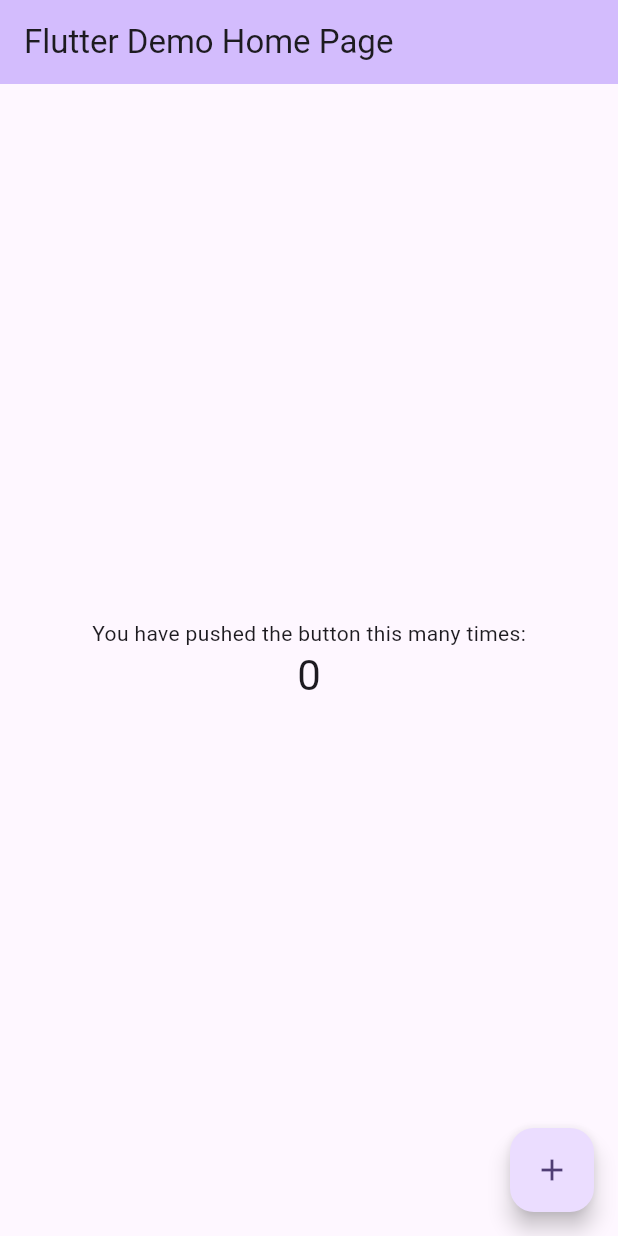
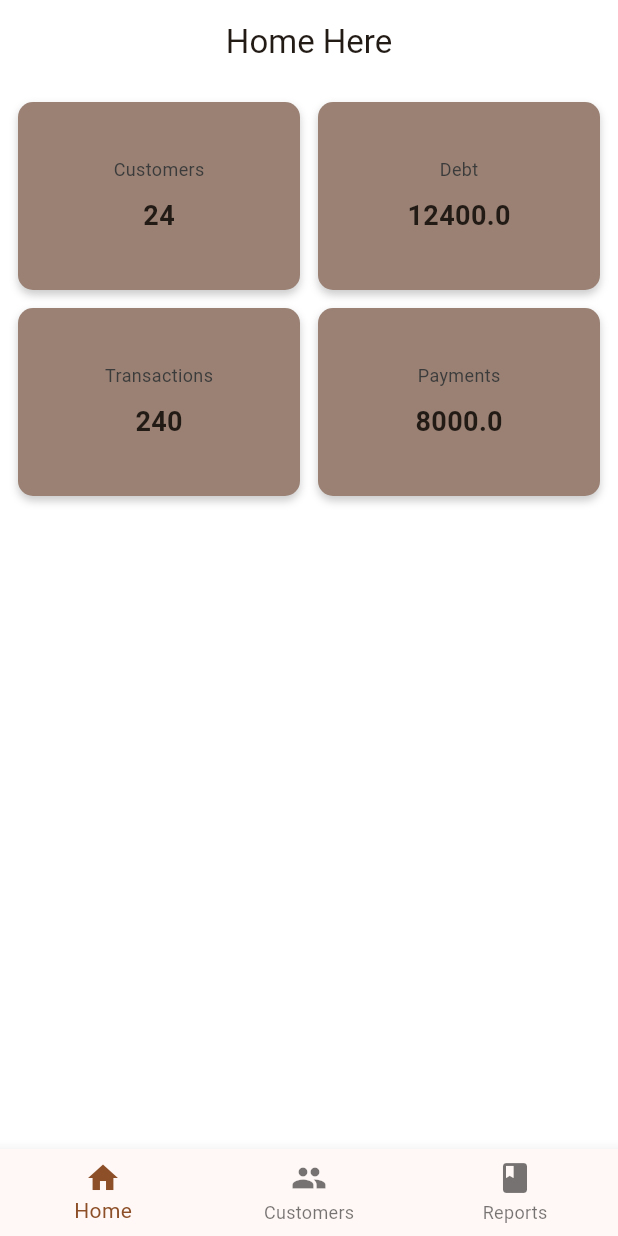
Before and after one commit to WazhmaHakimi/KitabchaHisab, a Flutter app: the screen it shows after launch, on a phone screen of 412 x 824 dp. Run offline on Flutter 3.47's test engine with Material 3 defaults, Android fonts, the phone set to English and light mode, and no system bars.

Commit message:
Dashboard and Customer's Card widget and Data, also model for Customer added.

```diff
--- /dev/null
+++ b/lib/data/customer_data.dart
@@ -0,0 +1,9 @@
+import 'package:kitabcha_hisab/models/customer.dart';
+
+class CustomerData {
+  static List<Customer> customers = [
+    Customer(id: '1', name: 'Ahmad', phone: '0273094702', address: 'Kabul', debt: 340),
+    Customer(id: '2', name: 'Ali', phone: '0829347923', address: 'Kabul', debt: 840),
+    Customer(id: '3', name: 'Sana', phone: '0273492723', address: 'Kabul', debt: 400),
+  ];
+}
--- /dev/null
+++ b/lib/data/dashboard_data.dart
@@ -0,0 +1,6 @@
+class DashboardData {
+  static int totalCustomers = 24;
+  static double totalDebt = 12400;
+  static int totalTransactions = 240;
+  static double totalPayments = 8000;
+}
--- a/lib/main.dart
+++ b/lib/main.dart
@@ -1,122 +1,32 @@
 import 'package:flutter/material.dart';
+import 'package:kitabcha_hisab/screens/main_screen.dart';
+import 'package:kitabcha_hisab/utils/constants.dart';
 
 void main() {
-  runApp(const MyApp());
+  runApp(const KitabchaHisab());
 }
 
-class MyApp extends StatelessWidget {
-  const MyApp({super.key});
+class KitabchaHisab extends StatelessWidget {
+  const KitabchaHisab({super.key});
 
-  // This widget is the root of your application.
   @override
   Widget build(BuildContext context) {
     return MaterialApp(
-      title: 'Flutter Demo',
+      debugShowCheckedModeBanner: false,
+      title: 'Kitabcha Hisab',
       theme: ThemeData(
-        // This is the theme of your application.
-        //
-        // TRY THIS: Try running your application with "flutter run". You'll see
-        // the application has a purple toolbar. Then, without quitting the app,
-        // try changing the seedColor in the colorScheme below to Colors.green
-        // and then invoke "hot reload" (save your changes or press the "hot
-        // reload" button in a Flutter-supported IDE, or press "r" if you used
-        // the command line to start the app).
-        //
-        // Notice that the counter didn't reset back to zero; the application
-        // state is not lost during the reload. To reset the state, use hot
-        // restart instead.
-        //
-        // This works for code too, not just values: Most code changes can be
-        // tested with just a hot reload.
-        colorScheme: .fromSeed(seedColor: Colors.deepPurple),
+        scaffoldBackgroundColor: kWhiteColor,
+
+        colorScheme: ColorScheme.fromSeed(seedColor: kPrimaryColor),
+
+        appBarTheme: const AppBarTheme(
+          backgroundColor: kWhiteColor,
+          elevation: 0,
+          centerTitle: true,
+        ),
       ),
-      home: const MyHomePage(title: 'Flutter Demo Home Page'),
+
+      home: const MainScreen(),
     );
   }
 }
-
-class MyHomePage extends StatefulWidget {
-  const MyHomePage({super.key, required this.title});
-
-  // This widget is the home page of your application. It is stateful, meaning
-  // that it has a State object (defined below) that contains fields that affect
-  // how it looks.
-
-  // This class is the configuration for the state. It holds the values (in this
-  // case the title) provided by the parent (in this case the App widget) and
-  // used by the build method of the State. Fields in a Widget subclass are
-  // always marked "final".
-
-  final String title;
-
-  @override
-  State<MyHomePage> createState() => _MyHomePageState();
-}
-
-class _MyHomePageState extends State<MyHomePage> {
-  int _counter = 0;
-
-  void _incrementCounter() {
-    setState(() {
-      // This call to setState tells the Flutter framework that something has
-      // changed in this State, which causes it to rerun the build method below
-      // so that the display can reflect the updated values. If we changed
-      // _counter without calling setState(), then the build method would not be
-      // called again, and so nothing would appear to happen.
-      _counter++;
-    });
-  }
-
-  @override
-  Widget build(BuildContext context) {
-    // This method is rerun every time setState is called, for instance as done
-    // by the _incrementCounter method above.
-    //
-    // The Flutter framework has been optimized to make rerunning build methods
-    // fast, so that you can just rebuild anything that needs updating rather
-    // than having to individually change instances of widgets.
-    return Scaffold(
-      appBar: AppBar(
-        // TRY THIS: Try changing the color here to a specific color (to
-        // Colors.amber, perhaps?) and trigger a hot reload to see the AppBar
-        // change color while the other colors stay the same.
-        backgroundColor: Theme.of(context).colorScheme.inversePrimary,
-        // Here we take the value from the MyHomePage object that was created by
-        // the App.build method, and use it to set our appbar title.
-        title: Text(widget.title),
-      ),
-      body: Center(
-        // Center is a layout widget. It takes a single child and positions it
-        // in the middle of the parent.
-        child: Column(
-          // Column is also a layout widget. It takes a list of children and
-          // arranges them vertically. By default, it sizes itself to fit its
-          // children horizontally, and tries to be as tall as its parent.
-          //
-          // Column has various properties to control how it sizes itself and
-          // how it positions its children. Here we use mainAxisAlignment to
-          // center the children vertically; the main axis here is the vertical
-          // axis because Columns are vertical (the cross axis would be
-          // horizontal).
-          //
-          // TRY THIS: Invoke "debug painting" (choose the "Toggle Debug Paint"
-          // action in the IDE, or press "p" in the console), to see the
-          // wireframe for each widget.
-          mainAxisAlignment: .center,
-          children: [
-            const Text('You have pushed the button this many times:'),
-            Text(
-              '$_counter',
-              style: Theme.of(context).textTheme.headlineMedium,
-            ),
-          ],
-        ),
-      ),
-      floatingActionButton: FloatingActionButton(
-        onPressed: _incrementCounter,
-        tooltip: 'Increment',
-        child: const Icon(Icons.add),
-      ),
-    );
-  }
-}
--- /dev/null
+++ b/lib/models/customer.dart
@@ -0,0 +1,15 @@
+class Customer {
+  final String id;
+  final String name;
+  final String phone;
+  final String address;
+  final double debt;
+
+  Customer({
+    required this.id,
+    required this.name,
+    required this.phone,
+    required this.address,
+    required this.debt,
+  });
+}
--- a/lib/screens/customers_screen.dart
+++ b/lib/screens/customers_screen.dart
@@ -0,0 +1,24 @@
+import 'package:flutter/material.dart';
+import 'package:kitabcha_hisab/data/customer_data.dart';
+
+class CustomersScreen extends StatelessWidget {
+  const CustomersScreen({super.key});
+
+  @override
+  Widget build(BuildContext context) {
+    return Scaffold(
+      appBar: AppBar(title: Text('Customers')),
+      body: ListView.builder(
+        itemCount: CustomerData.customers.length,
+        itemBuilder: (context, index) {
+          final customer = CustomerData.customers[index];
+
+          return ListTile(
+            title: Text(customer.name),
+            subtitle: Text(customer.debt.toString()),
+          );
+        },
+      ),
+    );
+  }
+}
--- a/lib/screens/dashboard_screen.dart
+++ b/lib/screens/dashboard_screen.dart
@@ -0,0 +1,31 @@
+import 'package:flutter/material.dart';
+import 'package:kitabcha_hisab/data/dashboard_data.dart';
+import 'package:kitabcha_hisab/widgets/dashboard_card.dart';
+
+class DashboardScreen extends StatelessWidget {
+  const DashboardScreen({super.key});
+
+  @override
+  Widget build(BuildContext context) {
+    return Scaffold(
+      appBar: AppBar(
+        title: Text("Home Here"),
+      ),
+      body: Padding(
+        padding: const EdgeInsets.all(12),
+        child: GridView.count(
+          crossAxisCount: 2,
+          childAspectRatio: 1.5,
+          crossAxisSpacing: 12,
+          mainAxisSpacing: 12,
+          children: [
+            DashboardCard(title: 'Customers', value: DashboardData.totalCustomers.toString()),
+            DashboardCard(title: 'Debt', value: DashboardData.totalDebt.toString()),
+            DashboardCard(title: 'Transactions', value: DashboardData.totalTransactions.toString()),
+            DashboardCard(title: 'Payments', value: DashboardData.totalPayments.toString()),
+          ],
+        ),
+      ),
+    );
+  }
+}
--- a/lib/screens/main_screen.dart
+++ b/lib/screens/main_screen.dart
@@ -0,0 +1,47 @@
+import 'package:flutter/material.dart';
+import 'package:kitabcha_hisab/screens/reports_screen.dart';
+import 'customers_screen.dart';
+import 'dashboard_screen.dart';
+
+class MainScreen extends StatefulWidget {
+  const MainScreen({super.key});
+  @override
+  State<MainScreen> createState() => _MainScreenState();
+}
+
+class _MainScreenState extends State<MainScreen> {
+  int selectedIndex = 0;
+
+  final List<Widget> pages = [
+    const DashboardScreen(),
+    const CustomersScreen(),
+    const ReportsScreen(),
+  ];
+
+  @override
+  Widget build(BuildContext context) {
+    return Scaffold(
+      body: pages[selectedIndex],
+
+      bottomNavigationBar: BottomNavigationBar(
+        currentIndex: selectedIndex,
+        onTap: (index) {
+          setState(() {
+            selectedIndex = index;
+          });
+        },
+        items: [
+          const BottomNavigationBarItem(icon: Icon(Icons.home), label: 'Home'),
+          const BottomNavigationBarItem(
+            icon: Icon(Icons.people),
+            label: 'Customers',
+          ),
+          const BottomNavigationBarItem(
+            icon: Icon(Icons.book),
+            label: 'Reports',
+          ),
+        ],
+      ),
+    );
+  }
+}
--- a/lib/screens/reports_screen.dart
+++ b/lib/screens/reports_screen.dart
@@ -0,0 +1,15 @@
+import 'package:flutter/material.dart';
+
+class ReportsScreen extends StatelessWidget {
+  const ReportsScreen({super.key});
+
+  @override
+  Widget build(BuildContext context) {
+    return const Center(
+      child: Text(
+        'Reports',
+        style: TextStyle(fontSize: 24, fontWeight: FontWeight.bold),
+      ),
+    );
+  }
+}
--- a/lib/utils/constants.dart
+++ b/lib/utils/constants.dart
@@ -0,0 +1,10 @@
+import 'package:flutter/material.dart';
+
+// Colors
+const kPrimaryColor = Color(0xFF9A8174);
+
+const kBlackColor = Color(0xFF050206);
+
+const kDarkGrayColor = Color(0xFF3B3B3B);
+
+const kWhiteColor = Color(0xFFFFFFFF);
--- /dev/null
+++ b/lib/widgets/customer_card.dart
@@ -0,0 +1,19 @@
+import 'package:flutter/material.dart';
+import '../models/customer.dart';
+
+class CustomerCard extends StatelessWidget {
+  const CustomerCard({super.key, required this.customer});
+  final Customer customer;
+
+  @override
+  Widget build(BuildContext context) {
+    return Container(
+      child: Column(
+        children: [
+          Text(customer.name),
+          Text(customer.debt.toString())
+        ],
+      ),
+    );
+  }
+}
--- /dev/null
+++ b/lib/widgets/dashboard_card.dart
@@ -0,0 +1,37 @@
+import 'package:flutter/material.dart';
+import 'package:kitabcha_hisab/utils/constants.dart';
+
+class DashboardCard extends StatelessWidget {
+  const DashboardCard({super.key, required this.title, required this.value});
+
+  final String title;
+  final String value;
+
+  @override
+  Widget build(BuildContext context) {
+    return Container(
+      decoration: BoxDecoration(
+        color: kPrimaryColor,
+        borderRadius: BorderRadius.all(Radius.circular(10)),
+        boxShadow: [
+          BoxShadow(
+            color: Colors.black.withOpacity(0.2),
+            blurRadius: 4,
+            offset: Offset(0, 3),
+          )
+        ],
+      ),
+      child: Padding(
+        padding: const EdgeInsets.all(16),
+        child: Column(
+          mainAxisAlignment: MainAxisAlignment.center,
+          children: [
+            Text(title, style: TextStyle(color: kDarkGrayColor, fontSize: 12),),
+            SizedBox(height: 10,),
+            Text(value, style: TextStyle(fontSize: 18, fontWeight: FontWeight.bold),),
+          ],
+        ),
+      ),
+    );
+  }
+}
```
Also changed, not shown: lib/screens/customer_detail_screen.dart (added), 1 other file.
